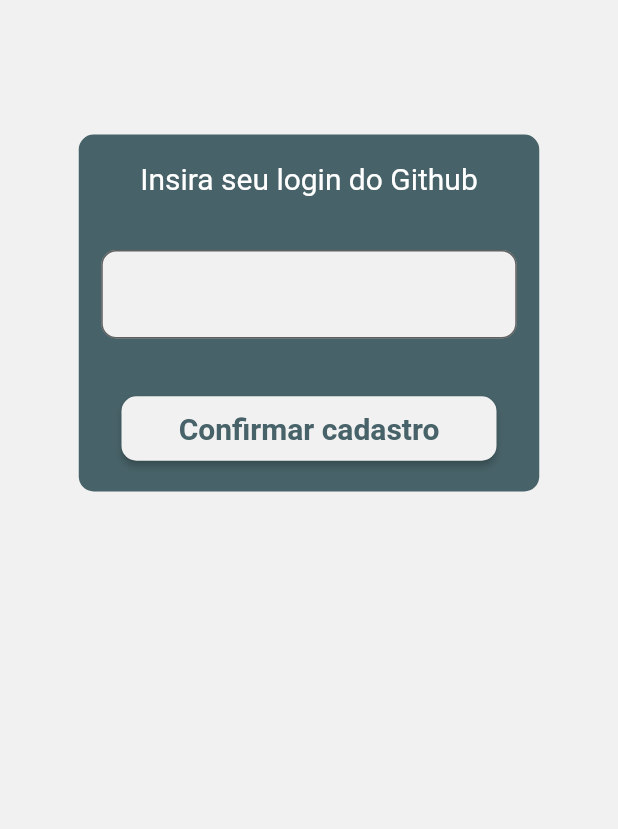
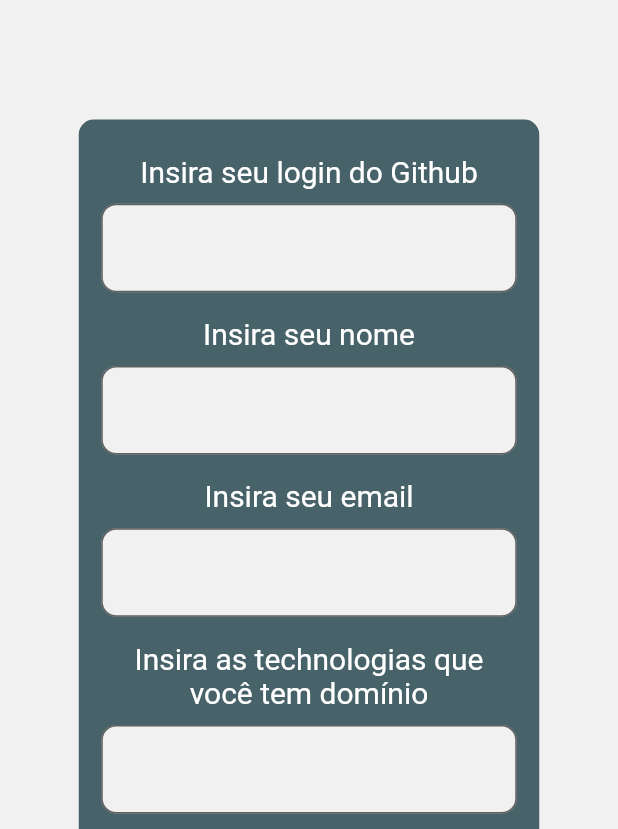
Before and after one commit to iago-farias/findev, a Flutter app: the CadastroDev screen opened directly, on a phone screen of 412 x 824 dp, the part 407-1236 px from its top. Run offline on Flutter 3.47's test engine with Material 2 defaults, Android fonts, the phone set to English and light mode, and no system bars; our stand-ins replace font_awesome_flutter, google_fonts, webview_flutter; missing offline and left inert: flutter_email_sender; Roboto replaces fonts that are missing (Offside).

Commit message:
Adição da webview do github e alterações na tela de cadastro

```diff
--- a/lib/model/Dev.dart
+++ b/lib/model/Dev.dart
@@ -1,16 +1,16 @@
 
 class Dev {
-  String nome;
+  String name;
   String email;
   String githubUserName;
   String githubProfilePicUrl;
   String location;
   List<String> techs;
 
-  Dev(this.nome, this.email, this.githubUserName, this.githubProfilePicUrl, this.location, this.techs);
+  Dev(this.name, this.email, this.githubUserName, this.githubProfilePicUrl, this.location, this.techs);
 
   Dev.fromJson(Map<String, dynamic> json)
-    : nome = json['name'],
+    : name = json['name'],
       email = json['email'],
       githubUserName = json['githubUserName'],
       githubProfilePicUrl = json['githubProfilePicUrl'],
--- a/lib/routes.dart
+++ b/lib/routes.dart
@@ -2,6 +2,7 @@ import 'package:flutter/material.dart';
 import 'view/HomeScreen.dart';
 import 'view/CadastroDev.dart';
 import 'view/ListDevs.dart';
+import 'view/GitHubWebView.dart';
 
 class Routes extends StatelessWidget {
   // This widget is the root of your application.
@@ -13,6 +14,7 @@ class Routes extends StatelessWidget {
         '/home': (context) => HomeScreen(),
         '/listdevs': (context) => ListDevs(),
         '/cadastro': (context) => CadastroDev(),
+        '/webview': (context) => GitHubWebView()
       }
   );
   }
--- a/lib/view/CadastroDev.dart
+++ b/lib/view/CadastroDev.dart
@@ -1,4 +1,5 @@
 import 'package:flutter/material.dart';
+import 'package:flutter/services.dart';
 import 'package:google_fonts/google_fonts.dart';
 import 'package:http/http.dart' as http;
 import 'dart:async';
@@ -29,7 +30,12 @@ class _CadastroDevState extends State<CadastroDev> {
 
   @override
   Widget build(BuildContext context) {
-    final _loginController = TextEditingController();
+
+    final _nameController = TextEditingController();
+    final _emailController = TextEditingController();
+    final _techsController = TextEditingController();
+    final _githubUserNameController = TextEditingController();
+
     return Scaffold(
         backgroundColor: Color(0xFFF1F1F1),
         body: SingleChildScrollView(
@@ -53,7 +59,7 @@ class _CadastroDevState extends State<CadastroDev> {
                     ),
                   ),
                   Image.asset("lib/assets/Logo.png"),
-                  const SizedBox(height: 90),
+                  const SizedBox(height: 80),
                   Row(
                     mainAxisAlignment: MainAxisAlignment.center,
                     children: <Widget>[
@@ -63,29 +69,17 @@ class _CadastroDevState extends State<CadastroDev> {
                             color: Color(0xFF476268),
                           ),
                           width: 307,
-                          height: 238,
-                          padding: EdgeInsets.only(left: 15, right: 15),
+                          height: 550,
+                          padding: EdgeInsets.all(15),
                           child: Column(
                               mainAxisAlignment: MainAxisAlignment.spaceAround,
                               crossAxisAlignment: CrossAxisAlignment.center,
                               children: <Widget>[
-                                Text(
-                                  "Insira seu login do Github",
-                                  style: GoogleFonts.offside(
-                                    color: Color(0xFFFFFFFF),
-                                    fontSize: 20,
-                                    fontWeight: FontWeight.w400,
-                                  ),
-                                ),
-                                TextField(
-                                  controller: _loginController,
-                                  decoration: InputDecoration(
-                                      filled: true,
-                                      fillColor: Color(0xFFF1F1F1),
-                                      border: OutlineInputBorder(
-                                          borderRadius: BorderRadius.all(
-                                              Radius.circular(10)))),
-                                ),
+                                buildTextInput("Insira seu login do Github",
+                                    _githubUserNameController),
+                                buildTextInput("Insira seu nome", _nameController),
+                                buildTextInput("Insira seu email", _emailController, keyboardType: TextInputType.emailAddress),
+                                buildTextInput("Insira as technologias que você tem domínio", _techsController),
                                 ButtonTheme(
                                   minWidth: 250,
                                   child: RaisedButton(
@@ -95,7 +89,7 @@ class _CadastroDevState extends State<CadastroDev> {
                                     padding: EdgeInsets.all(10),
                                     color: Color(0xFFF1F1F1),
                                     onPressed: () {
-                                      getDados(_loginController.text);
+                                      getDados(_githubUserNameController.text);
                                     },
                                     child: Text(
                                       "Confirmar cadastro",
@@ -107,11 +101,42 @@ class _CadastroDevState extends State<CadastroDev> {
                                     ),
                                   ),
                                 ),
-                              ]))
+                              ]
+                            )
+                          ),
                     ],
                   ),
+                          const SizedBox(height: 15,)
                 ],
               )),
         ));
   }
+
+  Widget buildTextInput(String label, TextEditingController controller, {TextInputType keyboardType}) {
+    return Column(
+      mainAxisAlignment: MainAxisAlignment.spaceAround,
+      children: [
+        Text(
+          label,
+          textAlign: TextAlign.center,
+          style: GoogleFonts.offside(
+            color: Color(0xFFFFFFFF),
+            fontSize: 20,
+            fontWeight: FontWeight.w400
+          ),
+        ),
+        const SizedBox(height: 10),
+        TextField(
+          controller: controller,
+          keyboardType: keyboardType != null ? keyboardType : TextInputType.text,
+          decoration: InputDecoration(
+
+              filled: true,
+              fillColor: Color(0xFFF1F1F1),
+              border: OutlineInputBorder(
+                  borderRadius: BorderRadius.all(Radius.circular(10)))),
+        )
+      ],
+    );
+  }
 }
--- a/pubspec.yaml
+++ b/pubspec.yaml
@@ -32,7 +32,7 @@ dependencies:
   google_fonts:
   font_awesome_flutter: ^8.10.0
   flutter_email_sender: ^3.0.1
-  webview_flutter: ^0.3.24
+  webview_flutter: ^1.0.5
 
 dev_dependencies:
   flutter_test:
```
Also changed, not shown: lib/components/DevInfoContainer.dart (+14 -14 lines), lib/view/GithubWebView.dart (added, +26 -0 lines), lib/view/ListDevs.dart (+38 -10 lines), pubspec.lock, 1 other file.
